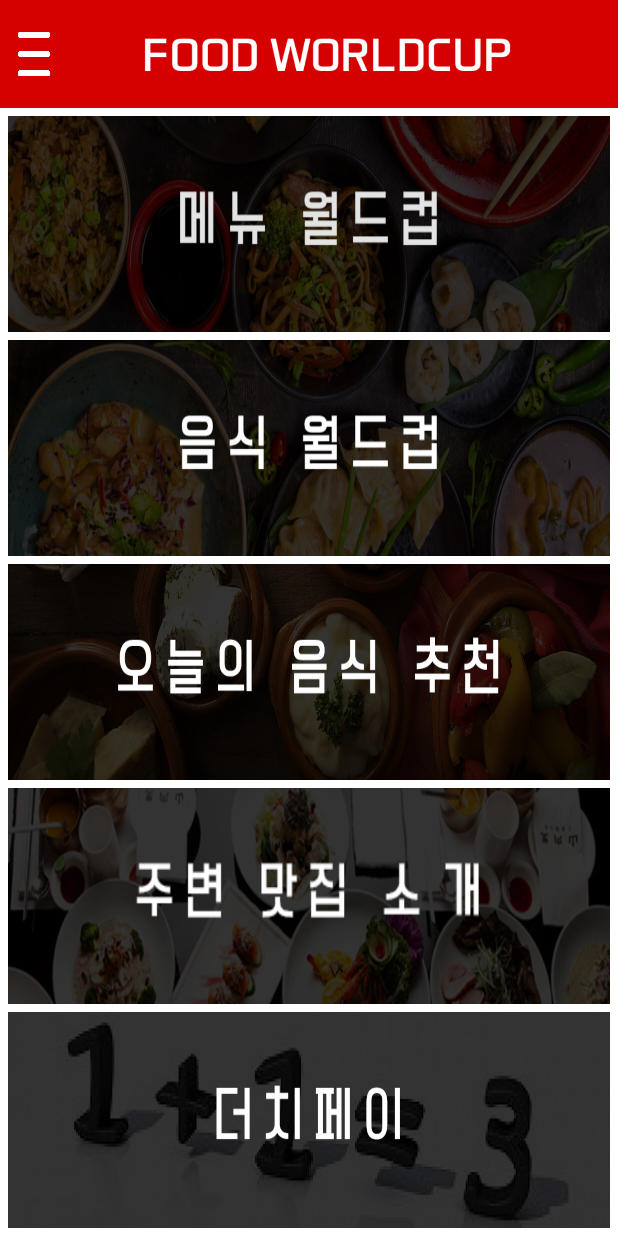
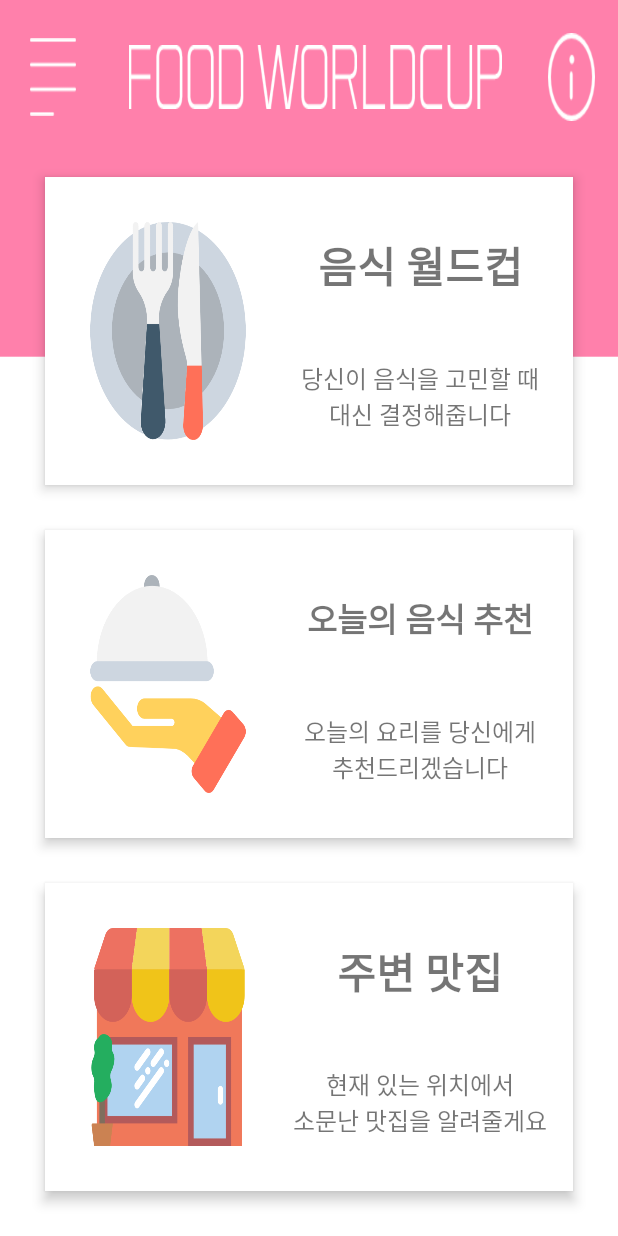
Before and after one commit to antaehyeon/SejongLecture_AndroidTeamProgramming, an Android app: the screen it shows after launch (MainActivity), on a phone screen of 412 x 824 dp. Run offline under Robolectric (Android 15) with nearby library versions, the phone set to English and light mode, and no system bars.

Commit message:
Update activity_main - 메인 레이아웃 수정(버전3) 및 아이콘 추가

```diff
--- a/app/src/main/java/com/example/hyeon/foodworldcupproject/MainActivity.java
+++ b/app/src/main/java/com/example/hyeon/foodworldcupproject/MainActivity.java
@@ -19,7 +19,7 @@ public class MainActivity extends AppCompatActivity {
         actionBar.hide();
 
         // set StatusBar
-        getWindow().setStatusBarColor(Color.parseColor("#9b0000"));
+        getWindow().setStatusBarColor(Color.parseColor("#FF80AB"));
 
 
 
--- a/app/src/main/res/layout/activity_main.xml
+++ b/app/src/main/res/layout/activity_main.xml
@@ -5,79 +5,180 @@
     android:layout_width="match_parent"
     android:layout_height="match_parent"
     tools:context="com.example.hyeon.foodworldcupproject.MainActivity"
-    android:background="#FFFFFF"
+    android:background="@drawable/background"
     android:orientation="vertical">
 
     <LinearLayout
         android:layout_width="match_parent"
         android:layout_height="0dp"
-        android:layout_weight="0.5"
-        android:background="#d50000"
+        android:layout_weight="1"
+        android:orientation="horizontal">
+t
+        <ImageView
+            android:layout_width="0dp"
+            android:layout_height="match_parent"
+            android:layout_weight="1"
+            android:layout_marginVertical="25dp"
+            android:layout_marginHorizontal="20dp"
+            android:background="@drawable/left_alignment"/>
+
+        <ImageView
+            android:layout_width="0dp"
+            android:layout_height="match_parent"
+            android:background="@drawable/title"
+            android:layout_gravity="center"
+            android:layout_marginVertical="30dp"
+            android:layout_marginHorizontal="15dp"
+            android:layout_weight="8"/>
+
+        <ImageView
+            android:layout_width="0dp"
+            android:layout_height="match_parent"
+            android:background="@drawable/info"
+            android:layout_marginVertical="22dp"
+            android:layout_marginHorizontal="15dp"
+            android:layout_weight="1"/>
+
+
+    </LinearLayout>
+
+    <LinearLayout
+        android:layout_width="match_parent"
+        android:layout_height="0dp"
+        android:layout_weight="2"
+        android:layout_marginTop="15dp"
+        android:layout_marginHorizontal="30dp"
+        android:elevation="5dp"
+        android:background="#FFFFFF"
         android:orientation="horizontal">
 
         <ImageView
             android:layout_width="0dp"
-            android:layout_height="wrap_content"
-            android:background="@drawable/menu"
-            android:layout_marginTop="5dp"
-            android:layout_marginBottom="5dp"
-            android:layout_weight="1"/>
+            android:layout_height="match_parent"
+            android:layout_weight="1"
+            android:background="@drawable/food"
+            android:layout_margin="30dp"/>
+
+        <LinearLayout
+            android:layout_width="0dp"
+            android:layout_height="match_parent"
+            android:layout_weight="1.8"
+            android:orientation="vertical">
+
+            <TextView
+                android:layout_width="match_parent"
+                android:layout_height="0dp"
+                android:gravity="center"
+                android:textSize="28dp"
+                android:textStyle="bold"
+                android:text="음식 월드컵"
+                android:layout_marginTop="15dp"
+                android:layout_marginRight="15dp"
+                android:layout_weight="1"/>
+
+            <TextView
+                android:layout_width="match_parent"
+                android:layout_height="0dp"
+                android:layout_weight="1"
+                android:textSize="16dp"
+                android:gravity="center"
+                android:layout_marginBottom="15dp"
+                android:layout_marginRight="15dp"
+                android:text="당신이 음식을 고민할 때\n대신 결정해줍니다"/>
+
+        </LinearLayout>
+    </LinearLayout>
+
+    <LinearLayout
+        android:layout_width="match_parent"
+        android:layout_height="0dp"
+        android:layout_weight="2"
+        android:layout_marginTop="30dp"
+        android:layout_marginHorizontal="30dp"
+        android:elevation="5dp"
+        android:background="#FFFFFF"
+        android:orientation="horizontal">
 
         <ImageView
             android:layout_width="0dp"
             android:layout_height="match_parent"
-            android:layout_weight="7"
-            android:src="@drawable/title"
-            android:layout_marginLeft="10dp"
-            android:layout_marginRight="35dp"
-            android:layout_marginTop="20dp"
-            android:layout_marginBottom="20dp"/>
+            android:layout_weight="1"
+            android:background="@drawable/tray"
+            android:layout_margin="30dp"/>
+
+        <LinearLayout
+            android:layout_width="0dp"
+            android:layout_height="match_parent"
+            android:layout_weight="1.8"
+            android:orientation="vertical">
+
+            <TextView
+                android:layout_width="match_parent"
+                android:layout_height="0dp"
+                android:gravity="center"
+                android:textSize="22dp"
+                android:textStyle="bold"
+                android:text="오늘의 음식 추천"
+                android:layout_marginTop="15dp"
+                android:layout_marginRight="15dp"
+                android:layout_weight="1"/>
+
+            <TextView
+                android:layout_width="match_parent"
+                android:layout_height="0dp"
+                android:layout_weight="1"
+                android:textSize="16dp"
+                android:gravity="center"
+                android:layout_marginBottom="15dp"
+                android:layout_marginRight="15dp"
+                android:text="오늘의 요리를 당신에게\n추천드리겠습니다"/>
+
+        </LinearLayout>
+
     </LinearLayout>
 
-    <ImageButton
+    <LinearLayout
         android:layout_width="match_parent"
         android:layout_height="0dp"
-        android:layout_weight="1"
-        android:background="@drawable/main_menuworldcup"
-        android:layout_marginLeft="5dp"
-        android:layout_marginRight="5dp"
-        android:layout_marginTop="5dp"/>
+        android:layout_weight="2"
+        android:layout_margin="30dp"
+        android:elevation="5dp"
+        android:background="#FFFFFF">
 
-    <ImageButton
-        android:layout_width="match_parent"
-        android:layout_height="0dp"
-        android:layout_weight="1"
-        android:layout_marginLeft="5dp"
-        android:layout_marginRight="5dp"
-        android:layout_marginTop="5dp"
-        android:background="@drawable/main_foodworldcup"/>
+        <ImageView
+            android:layout_width="0dp"
+            android:layout_height="match_parent"
+            android:layout_weight="1"
+            android:background="@drawable/store"
+            android:layout_margin="30dp"/>
 
-    <ImageButton
-        android:layout_width="match_parent"
-        android:layout_height="0dp"
-        android:layout_weight="1"
-        android:layout_marginLeft="5dp"
-        android:layout_marginRight="5dp"
-        android:layout_marginTop="5dp"
-        android:background="@drawable/main_recommendtodayfood"/>
+        <LinearLayout
+            android:layout_width="0dp"
+            android:layout_height="match_parent"
+            android:layout_weight="1.8"
+            android:orientation="vertical">
 
-    <ImageButton
-        android:layout_width="match_parent"
-        android:layout_height="0dp"
-        android:layout_weight="1"
-        android:layout_marginLeft="5dp"
-        android:layout_marginRight="5dp"
-        android:layout_marginTop="5dp"
-        android:background="@drawable/main_introduce"/>
+            <TextView
+                android:layout_width="match_parent"
+                android:layout_height="0dp"
+                android:gravity="center"
+                android:textSize="28dp"
+                android:textStyle="bold"
+                android:text="주변 맛집"
+                android:layout_marginTop="15dp"
+                android:layout_marginRight="15dp"
+                android:layout_weight="1"/>
 
-    <ImageButton
-        android:layout_width="match_parent"
-        android:layout_height="0dp"
-        android:layout_weight="1"
-        android:layout_marginLeft="5dp"
-        android:layout_marginRight="5dp"
-        android:layout_marginTop="5dp"
-        android:layout_marginBottom="5dp"
-        android:background="@drawable/main_dutchpay"/>
+            <TextView
+                android:layout_width="match_parent"
+                android:layout_height="0dp"
+                android:layout_weight="1"
+                android:textSize="16dp"
+                android:gravity="center"
+                android:layout_marginBottom="15dp"
+                android:layout_marginRight="15dp"
+                android:text="현재 있는 위치에서\n소문난 맛집을 알려줄게요"/>
 
+        </LinearLayout>
+    </LinearLayout>
 </LinearLayout>
```
Also changed, not shown: app/src/main/res/drawable/background.png (added), app/src/main/res/drawable/background_red.png (added), app/src/main/res/drawable/food.png (added), app/src/main/res/drawable/info.png (added), app/src/main/res/drawable/left_alignment.png (added), app/src/main/res/drawable/shop.png (added), app/src/main/res/drawable/store.png (added), app/src/main/res/drawable/title.png, app/src/main/res/drawable/tray.png (added), 1 other file.
